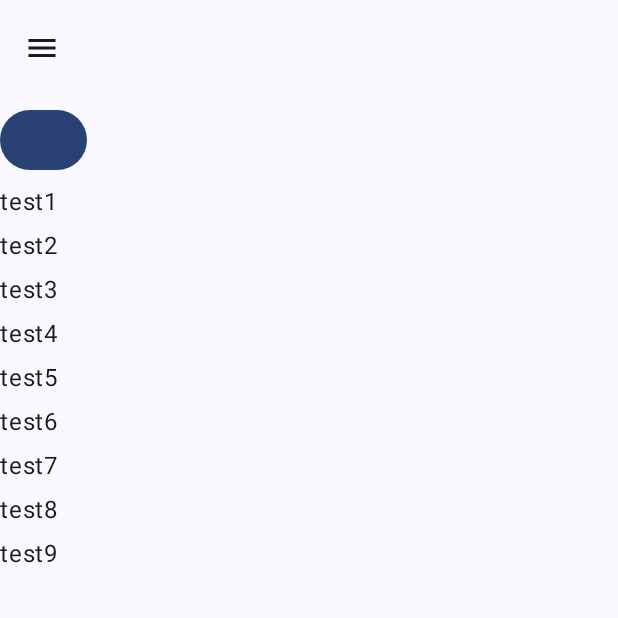
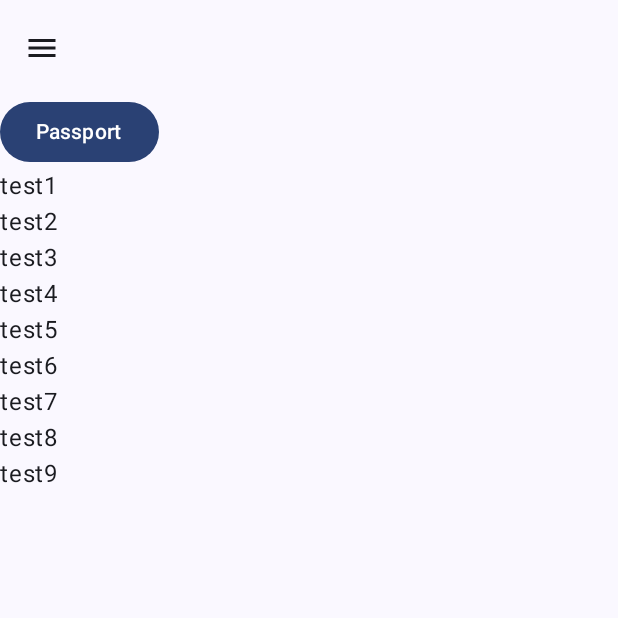
Before and after one commit to nynycius/Android_Project_3052662, an Android app built with Jetpack Compose: the screen it shows after launch (MainActivity), on a phone screen of 412 x 824 dp, the top half of it. Run offline under Robolectric (Android 15) with nearby library versions, the phone set to English and light mode, and no system bars.

Commit message:
Fixed item icons

```diff
--- a/app/src/main/java/com/gdc/androidproject3052662/MainActivity.kt
+++ b/app/src/main/java/com/gdc/androidproject3052662/MainActivity.kt
@@ -19,6 +19,7 @@ import androidx.compose.material.icons.filled.AccountCircle
 import androidx.compose.material.icons.filled.FavoriteBorder
 import androidx.compose.material.icons.filled.LocationOn
 import androidx.compose.material.icons.filled.Menu
+import androidx.compose.material.icons.filled.ThumbUp
 import androidx.compose.material.icons.rounded.AccountCircle
 import androidx.compose.material.icons.sharp.FavoriteBorder
 import androidx.compose.material3.Button
@@ -61,7 +62,8 @@ import kotlinx.coroutines.launch
 
 
 // create data class for the nav items
-data class NavigationItem( val title: String, val selectIcon: ImageVector, val route: String)
+data class NavigationItem(val title: String, val icon: ImageVector, val route: String)
+
 
 @OptIn(ExperimentalMaterial3Api::class)
 class MainActivity : ComponentActivity() {
@@ -110,11 +112,15 @@ class MainActivity : ComponentActivity() {
 
                         drawerState = drawerState,
                         drawerContent = {
+                            // loop through items list and populate the navDrawer
                             ModalDrawerSheet {
                                 items.forEachIndexed { index, item ->
                                     NavigationDrawerItem(
+                                        icon = {
+                                            Icon(imageVector = item.icon, contentDescription = item.title)
+                                        },
                                         label = {
-                                                Text(text = item.title)
+                                            Text(text = item.title)
                                         },
                                         // selected used to highlight selected option
                                         selected = index == selectedItemIndex,
@@ -137,54 +143,46 @@ class MainActivity : ComponentActivity() {
                                 TopAppBar(
                                     title = { Text("") },
                                     navigationIcon = {
-                                        IconButton (onClick = {
+                                        IconButton(onClick = {
                                             scope.launch {
                                                 drawerState.open()
+                                            }
+                                        }) {
+                                            Icon(Icons.Filled.Menu, contentDescription = "Menu")
                                         }
-                                    }) {
-                                        Icon(Icons.Filled.Menu , contentDescription = "Menu") }
                                     }
                                 )
                             }
-                        ) {contentPadding ->
+                        ) { contentPadding ->
                             val scrollState = rememberScrollState()
-                            Column (modifier = Modifier.padding(contentPadding),
-                                    verticalArrangement = Arrangement.spacedBy(5.dp),
+                            Column(
+                                modifier = Modifier
+                                    .padding(contentPadding)
+                                    .verticalScroll(scrollState),
+                                verticalArrangement = Arrangement.spacedBy(5.dp),
 //                                    modifier = Modifier.verticalScroll(scrollState)
 
-                            ){
-                                //SetNavhost
-                                NavHost(navController = navController,
-                                    startDestination = "map"){
-                                    composable("map"){
+                            ) {
+                                //SetNavhost declared inside Scaffold to fit the given space
+                                NavHost(
+                                    navController = navController,
+                                    startDestination = "map"
+                                ) {
+                                    composable("map") {
                                         MapScreen(navController)
                                     }
-                                    composable("profile"){
+                                    composable("profile") {
                                         ProfileScreen(navController)
                                     }
-                                    composable("passport"){
+                                    composable("passport") {
                                         PassportScreen(navController)
                                     }
                                 }
 
-                                Button(onClick = { navController.navigate("passport")}) {
-
-                                }
-                                Text(text = "test1")
-                                Text(text = "test2")
-                                Text(text = "test3")
-                                Text(text = "test4")
-                                Text(text = "test5")
-                                Text(text = "test6")
-                                Text(text = "test7")
-                                Text(text = "test8")
-                                Text(text = "test9")
                             }
 
                         }
                     }
-
-
 
 
                 }
@@ -194,8 +192,24 @@ class MainActivity : ComponentActivity() {
 }
 
 @Composable
+// map api should be here
 fun MapScreen(navController: NavController) {
 
+    Column {
+
+
+        Button(onClick = { navController.navigate("passport") }) { Text(text = "Passport")}
+
+        Text(text = "test1")
+        Text(text = "test2")
+        Text(text = "test3")
+        Text(text = "test4")
+        Text(text = "test5")
+        Text(text = "test6")
+        Text(text = "test7")
+        Text(text = "test8")
+        Text(text = "test9")
+    }
 }
 
 
```
